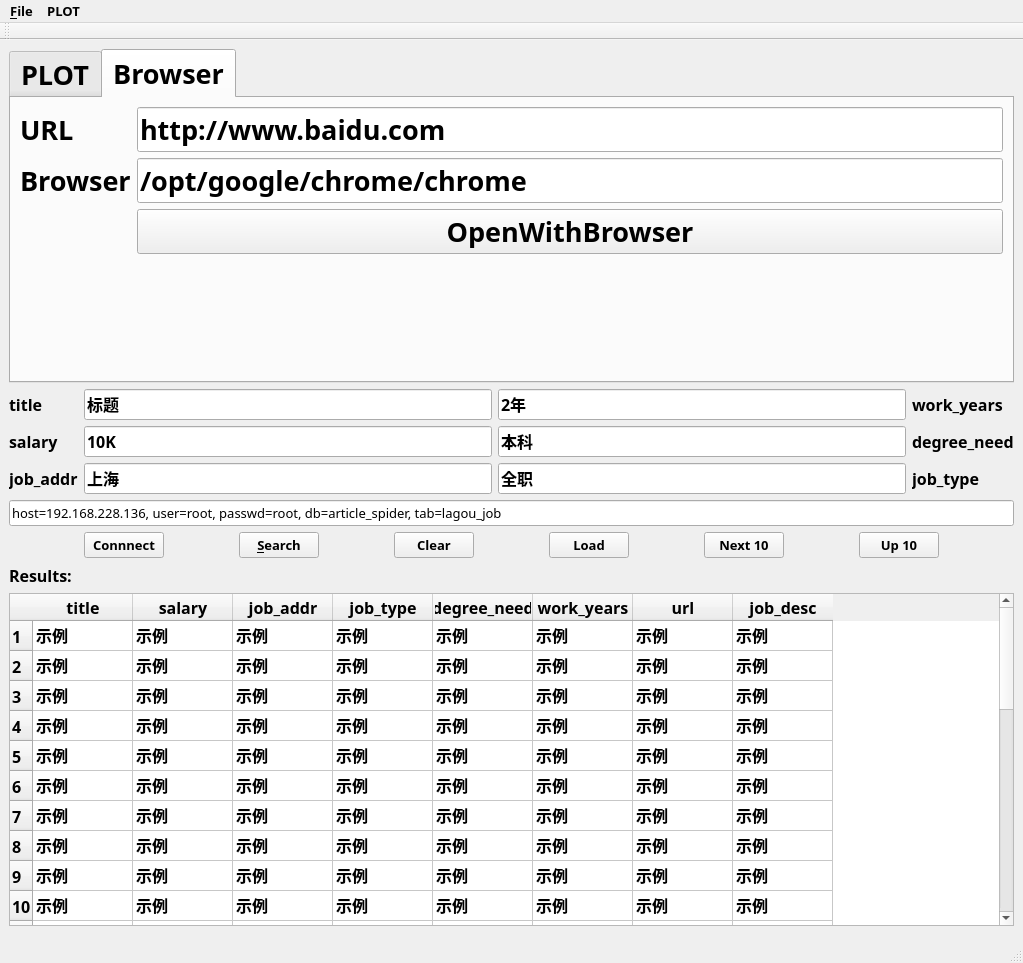
The window that db_gui.ui (Ailikez/mysql_viewer_pyqt5) describes before a commit, drawn with Qt 5.
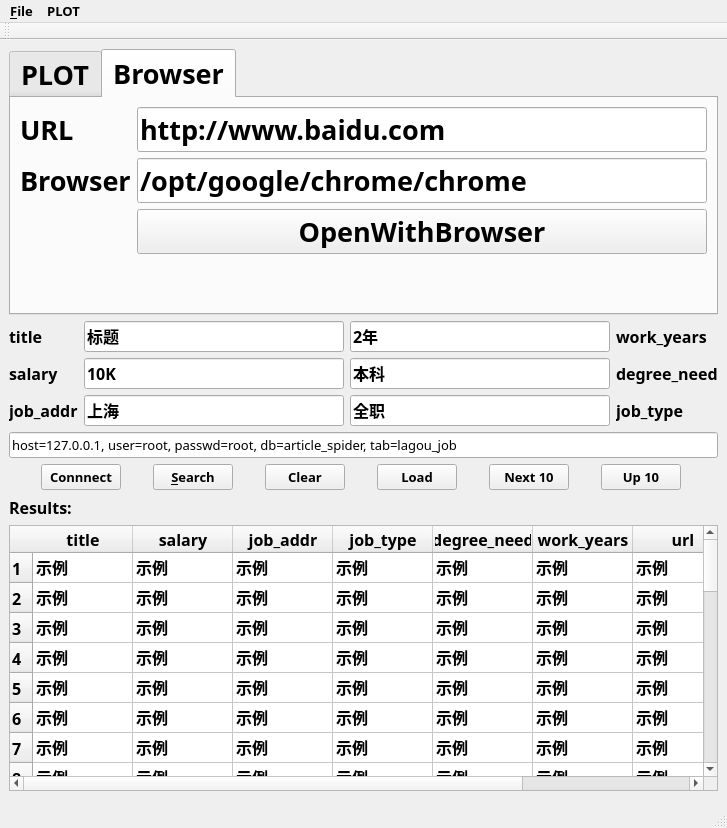
The same window after the commit.

```diff
--- a/db_gui.ui
+++ b/db_gui.ui
@@ -6,8 +6,8 @@
    <rect>
     <x>0</x>
     <y>0</y>
-    <width>1023</width>
-    <height>963</height>
+    <width>727</width>
+    <height>828</height>
    </rect>
   </property>
   <property name="font">
@@ -218,7 +218,7 @@
        </font>
       </property>
       <property name="text">
-       <string>host=192.168.228.136, user=root, passwd=root, db=article_spider, tab=lagou_job</string>
+       <string>host=127.0.0.1, user=root, passwd=root, db=article_spider, tab=lagou_job</string>
       </property>
      </widget>
     </item>
@@ -998,8 +998,8 @@
     <rect>
      <x>0</x>
      <y>0</y>
-     <width>1023</width>
-     <height>31</height>
+     <width>727</width>
+     <height>23</height>
     </rect>
    </property>
    <property name="font">
```
